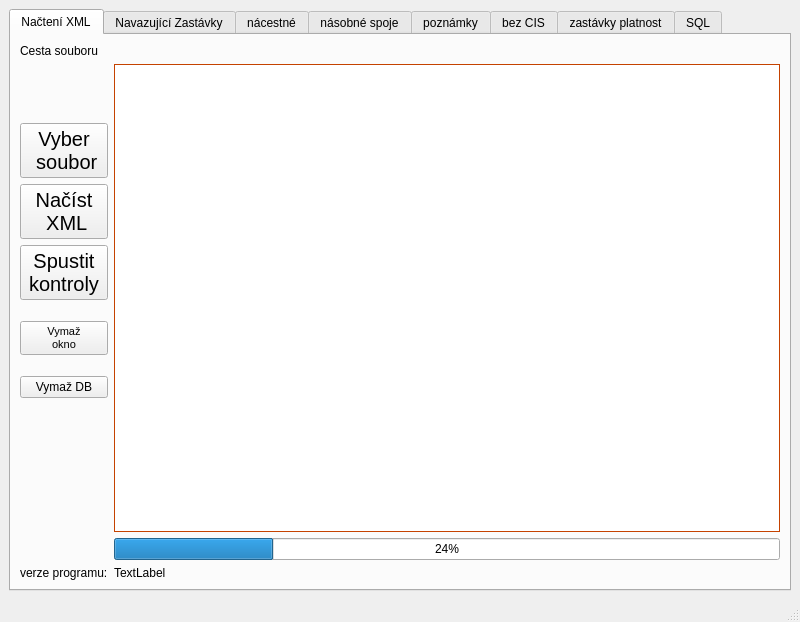
Old version of the form mainwindow.ui in the repository frutabruta/RopidXmlTools.
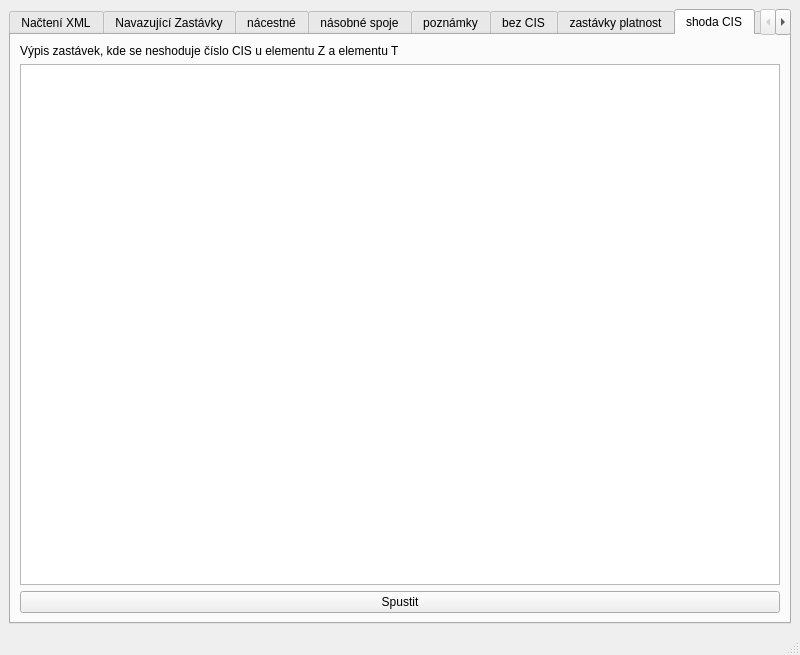
New version of the form.

```diff
--- a/mainwindow.ui
+++ b/mainwindow.ui
@@ -7,7 +7,7 @@
     <x>0</x>
     <y>0</y>
     <width>800</width>
-    <height>619</height>
+    <height>655</height>
    </rect>
   </property>
   <property name="windowTitle">
@@ -24,7 +24,7 @@
        </sizepolicy>
       </property>
       <property name="currentIndex">
-       <number>0</number>
+       <number>7</number>
       </property>
       <widget class="QWidget" name="tab_load">
        <attribute name="title">
@@ -362,6 +362,30 @@
         </item>
        </layout>
       </widget>
+      <widget class="QWidget" name="tab_shodaCis">
+       <attribute name="title">
+        <string>shoda CIS</string>
+       </attribute>
+       <layout class="QVBoxLayout" name="verticalLayout_4">
+        <item>
+         <widget class="QLabel" name="label_9">
+          <property name="text">
+           <string>Výpis zastávek, kde se neshoduje číslo CIS u elementu Z a elementu T</string>
+          </property>
+         </widget>
+        </item>
+        <item>
+         <widget class="QTableView" name="tableView_shodaCis"/>
+        </item>
+        <item>
+         <widget class="QPushButton" name="pushButton_shodaCis">
+          <property name="text">
+           <string>Spustit</string>
+          </property>
+         </widget>
+        </item>
+       </layout>
+      </widget>
       <widget class="QWidget" name="tab_Sql">
        <attribute name="title">
         <string>SQL</string>
```
